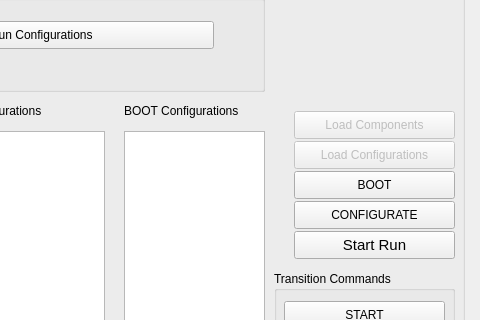
Above: artdaq-runcontrol/mainwindow.ui from ikatza/ArtDaq-RunControl-GUI before the change; both pictures show x 606 to 1086 and y 106 to 426 of the 1086 by 573 pixel window. Below: the same form after it.
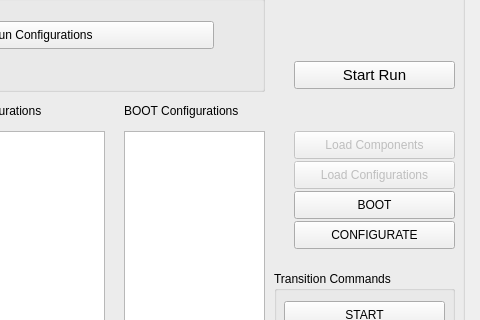
That is the form after the change.

Commit message: Moved button and renamed button Start Run to RUN, changed icon size in button RUN

Patch:
```diff
--- a/artdaq-runcontrol/mainwindow.ui
+++ b/artdaq-runcontrol/mainwindow.ui
@@ -134,7 +134,7 @@
      <property name="geometry">
       <rect>
        <x>500</x>
-       <y>160</y>
+       <y>180</y>
        <width>161</width>
        <height>28</height>
       </rect>
@@ -196,7 +196,7 @@
      <property name="geometry">
       <rect>
        <x>500</x>
-       <y>190</y>
+       <y>210</y>
        <width>161</width>
        <height>28</height>
       </rect>
@@ -232,7 +232,7 @@
      <property name="geometry">
       <rect>
        <x>500</x>
-       <y>220</y>
+       <y>240</y>
        <width>161</width>
        <height>28</height>
       </rect>
@@ -245,7 +245,7 @@
      <property name="geometry">
       <rect>
        <x>500</x>
-       <y>250</y>
+       <y>270</y>
        <width>161</width>
        <height>28</height>
       </rect>
@@ -258,7 +258,7 @@
      <property name="geometry">
       <rect>
        <x>500</x>
-       <y>280</y>
+       <y>110</y>
        <width>161</width>
        <height>28</height>
       </rect>
```
The commit also changes 2 other files.
